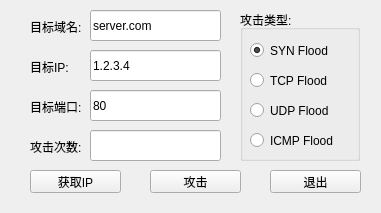
zhyu/PyDDosTool, file MainWindow.ui: the form before one commit.
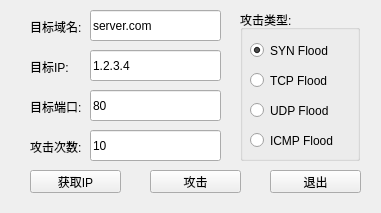
The form after the commit.

Patch:
```diff
--- a/MainWindow.ui
+++ b/MainWindow.ui
@@ -211,6 +211,9 @@
       <height>31</height>
      </rect>
     </property>
+    <property name="text">
+     <string>10</string>
+    </property>
    </widget>
    <widget class="QLabel" name="lb_4">
     <property name="geometry">
```
